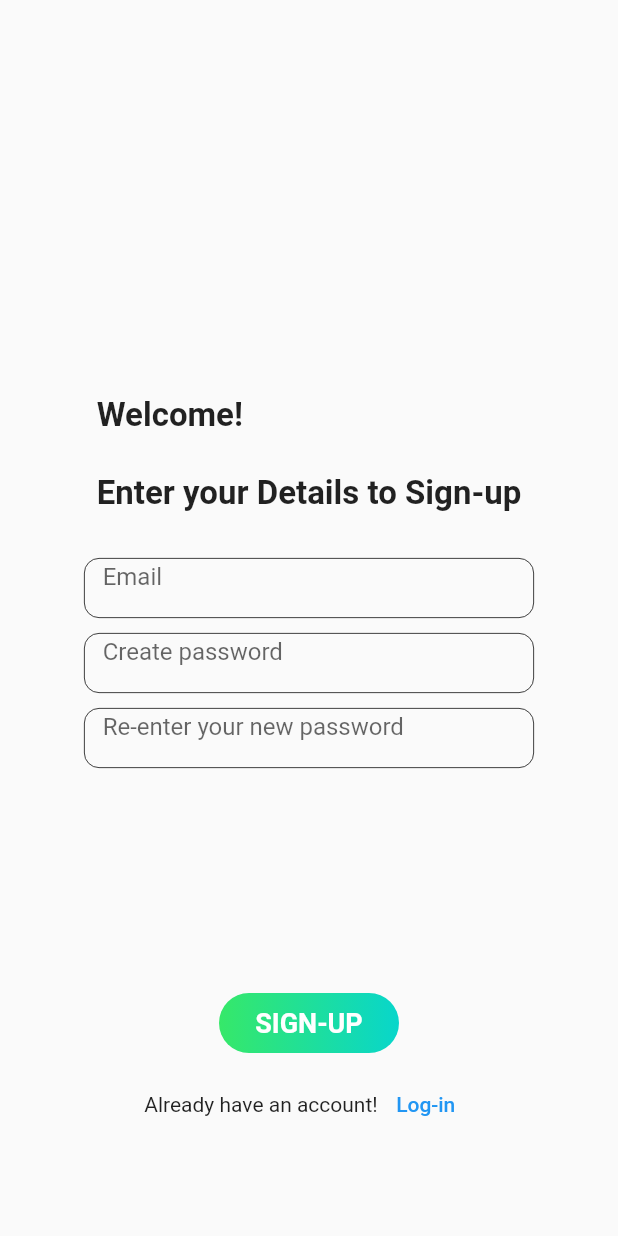
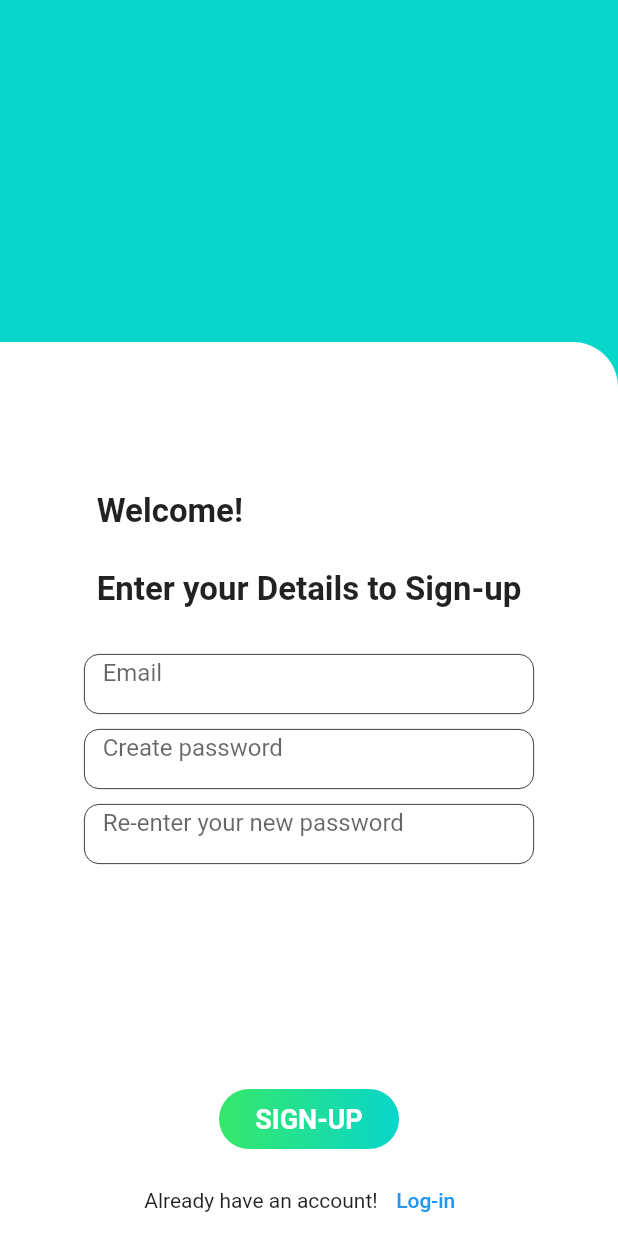
Before and after one commit to hariomgh/profile-login-with-local-storage, a Flutter app: the screen it shows after launch, after a tap on "Sign-up", on a phone screen of 412 x 824 dp. Run offline on Flutter 3.47's test engine with Material 2 defaults, Android fonts, the phone set to English and light mode, and no system bars; our stand-ins replace cached_network_image, shared_preferences.

Commit message:
improve in login signup design

```diff
--- a/lib/login.dart
+++ b/lib/login.dart
@@ -19,14 +19,23 @@ class _LoginState extends State<Login> {
   @override
   Widget build(BuildContext context) {
     return Scaffold(
-      body: Center(
+      backgroundColor: Color(0xFF08d6cb),
+      body: Align(
+        alignment: Alignment.bottomCenter,
         child: SingleChildScrollView(
           child: Padding(
-            padding: const EdgeInsets.all(20.0),
+            padding: const EdgeInsets.fromLTRB(0.0,20,0,0),
+            child: Container(
+              decoration: BoxDecoration(
+                color: Colors.white,
+                borderRadius: BorderRadius.only(
+                  topRight: Radius.circular(30),
+                )
+              ),
               child: Column(
                 mainAxisAlignment: MainAxisAlignment.center,
                 children: [
-                SizedBox(height: 200,),
+                  SizedBox(height: 100,),
                   Text(
                     'Welcome! \n\nEnter your Details to Login',
                     style: TextStyle(
@@ -163,6 +172,7 @@ class _LoginState extends State<Login> {
             ),
           ),
         ),
+      ),
     );
   }
 
--- a/lib/signup.dart
+++ b/lib/signup.dart
@@ -18,14 +18,27 @@ class _SignUpState extends State<SignUp> {
   @override
   Widget build(BuildContext context) {
     return Scaffold(
-      body: Center(
+      backgroundColor: Color(0xFF08d6cb),
+
+      body: Align(
+        alignment: Alignment.bottomCenter,
+
         child: SingleChildScrollView(
           child: Padding(
-            padding: const EdgeInsets.all(20.0),
+            padding: const EdgeInsets.fromLTRB(0.0,20,0,0),
+
+
+            child: Container(
+              decoration: BoxDecoration(
+                  color: Colors.white,
+                  borderRadius: BorderRadius.only(
+                    topRight: Radius.circular(30),
+                  )
+              ),
               child: Column(
                 mainAxisAlignment: MainAxisAlignment.center,
                 children: [
-                SizedBox(height: 200,),
+                  SizedBox(height: 100,),
                   Text(
                     'Welcome! \n\nEnter your Details to Sign-up',
                     style: TextStyle(
@@ -192,6 +205,7 @@ class _SignUpState extends State<SignUp> {
             ),
           ),
         ),
+      ),
     );
   }
 
```
Lines whose indentation alone changed are shown as unchanged.
